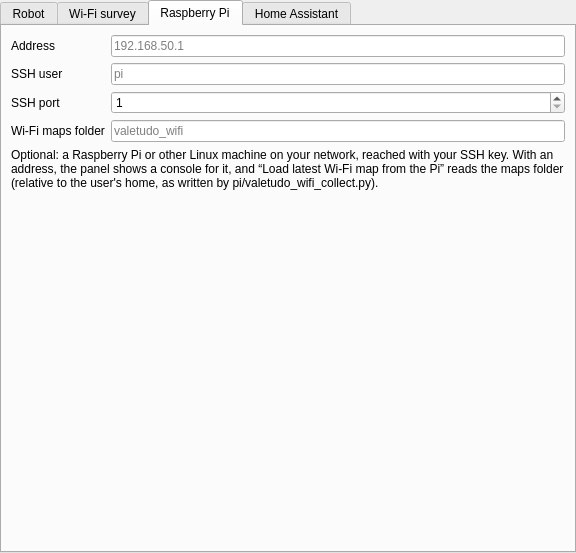
sylsta/homeqgis, file valetudo_qgis/ui/settings_page.ui: the form before one commit.
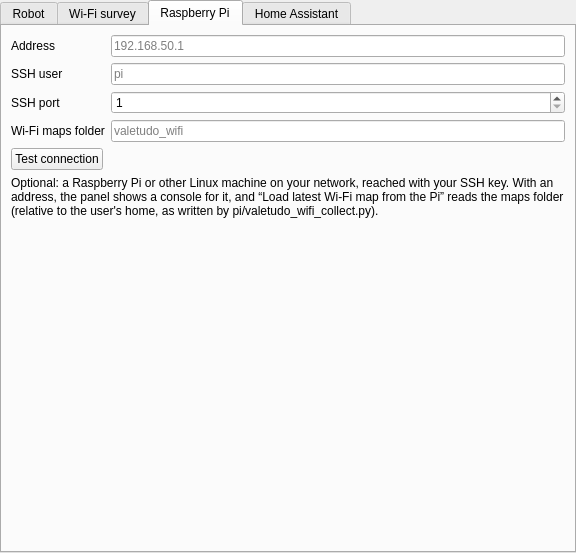
The form after the commit. The open tabs and pages were chosen to show the change. Custom widgets are drawn as their Qt base class.

Commit message: Options: Test connection button on the Raspberry Pi tab

What changed in the file:
```diff
--- a/valetudo_qgis/ui/settings_page.ui
+++ b/valetudo_qgis/ui/settings_page.ui
@@ -576,6 +576,24 @@
         </widget>
        </item>
        <item row="4" column="0" colspan="2">
+        <layout class="QHBoxLayout" name="pi_test_layout" stretch="0,1">
+         <item>
+          <widget class="QPushButton" name="btn_pi_test">
+           <property name="text">
+            <string>Test connection</string>
+           </property>
+          </widget>
+         </item>
+         <item>
+          <widget class="QLabel" name="lbl_pi_test">
+           <property name="wordWrap">
+            <bool>true</bool>
+           </property>
+          </widget>
+         </item>
+        </layout>
+       </item>
+       <item row="5" column="0" colspan="2">
         <widget class="QLabel" name="lbl_pi_hint">
          <property name="wordWrap">
           <bool>true</bool>
```
The commit also changes 4 other files.
